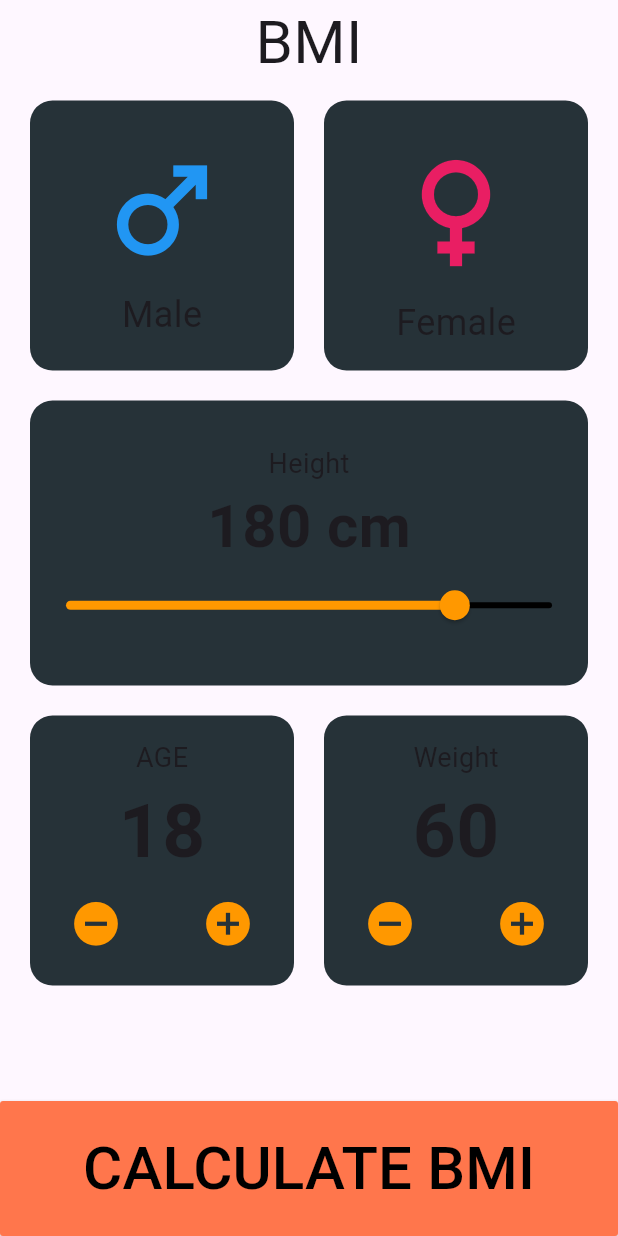
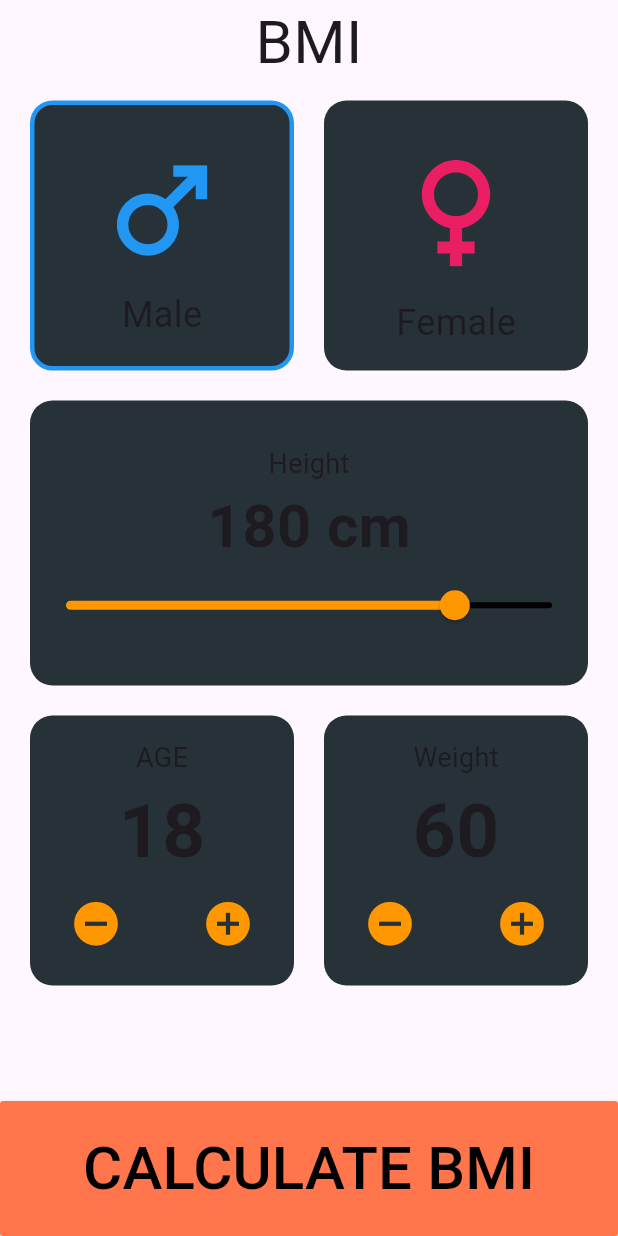
Before and after one commit to ZK53/bmi_calculator, a Flutter app: the screen it shows after launch, on a phone screen of 412 x 824 dp. Run offline on Flutter 3.47's test engine with Material 3 defaults, Android fonts, the phone set to English and light mode, and no system bars.

Commit message:
making the selected gender widget has a border

```diff
--- a/lib/widgets/gender.dart
+++ b/lib/widgets/gender.dart
@@ -19,6 +19,9 @@ class Gender extends StatelessWidget {
                   left: 20, top: 10, bottom: 20, right: 10),
               child: Container(
                 decoration: BoxDecoration(
+                    border: selectedGender == 'male'
+                        ? Border.all(color: Colors.blue, width: 3)
+                        : null,
                     color: Colors.blueGrey.shade900,
                     borderRadius: BorderRadius.circular(15)),
                 height: 180,
@@ -58,6 +61,9 @@ class Gender extends StatelessWidget {
                   left: 10, top: 10, bottom: 20, right: 20),
               child: Container(
                 decoration: BoxDecoration(
+                    border: selectedGender == 'female'
+                        ? Border.all(color: Colors.pink, width: 3)
+                        : null,
                     color: Colors.blueGrey.shade900,
                     borderRadius: BorderRadius.circular(15)),
                 height: 180,
```
